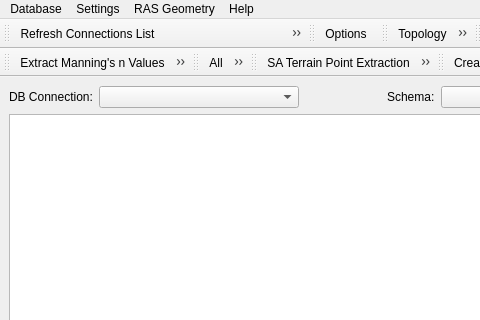
The window that rivergis/ui/ui_rivergis.ui (erpas/rgis) describes before a commit, drawn with Qt 5; both pictures show x 0 to 480 and y 0 to 320 of the 650 by 438 pixel window.
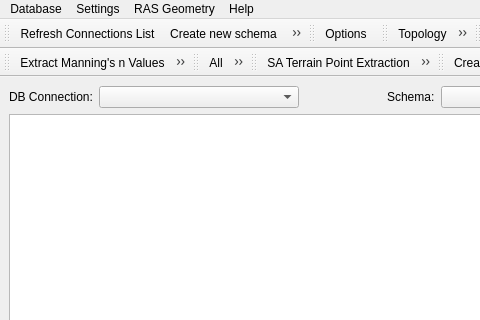
The same window after the commit. Icons and pictures are not drawn. Custom widgets are drawn as their Qt base class.

Commit message: add: GUI for creating new DB schema

The edit to the form file:
```diff
--- a/rivergis/ui/ui_rivergis.ui
+++ b/rivergis/ui/ui_rivergis.ui
@@ -308,6 +308,7 @@
     <bool>false</bool>
    </attribute>
    <addaction name="actionRefreshConnections"/>
+   <addaction name="actionCreateNewSchema"/>
    <addaction name="actionRASCreateRdbTables"/>
    <addaction name="actionRASImportLayersIntoRdbTables"/>
    <addaction name="actionRASLoadRdbTablesIntoQGIS"/>
@@ -928,6 +929,15 @@
     <string>Restore Default Options</string>
    </property>
   </action>
+  <action name="actionCreateNewSchema">
+   <property name="icon">
+    <iconset resource="../resources.qrc">
+     <normaloff>:/rivergis/icons/dbCreateSchema.svg</normaloff>:/rivergis/icons/dbCreateSchema.svg</iconset>
+   </property>
+   <property name="text">
+    <string>Create new schema</string>
+   </property>
+  </action>
  </widget>
  <customwidgets>
   <customwidget>
```
Left out of the diff: 1 changed line with no effect on the pictures. The commit also changes 3 other files.
